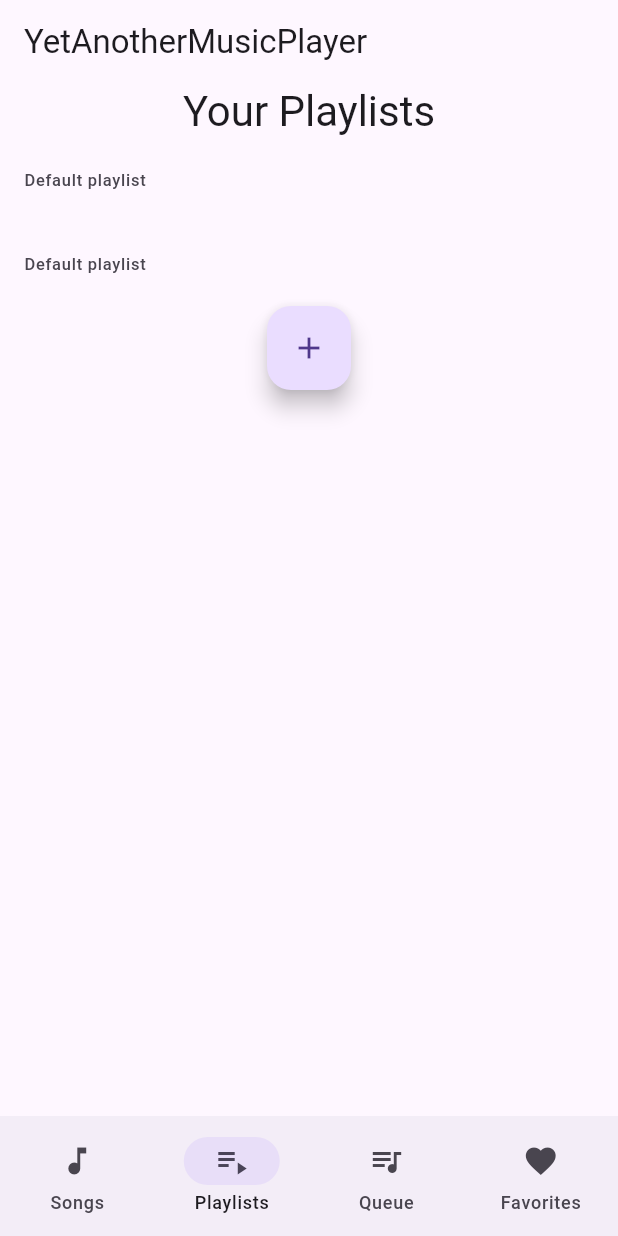
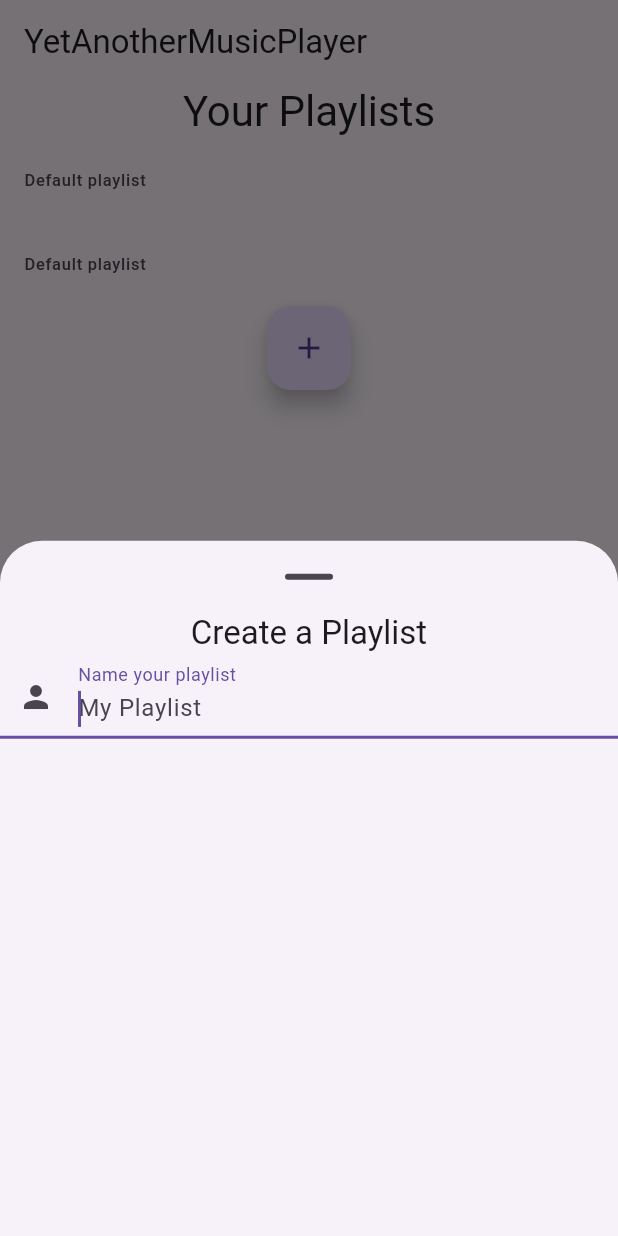
Before and after one commit to Celllier/YAMP, a Flutter app: the screen it shows after launch, item 2 of the bottom bar chosen, after a tap on the "add" icon, on a phone screen of 412 x 824 dp. Run offline on Flutter 3.47's test engine with Material 3 defaults, Android fonts, the phone set to English and light mode, and no system bars; our stand-ins replace audioplayers, sqflite, sqflite_common_ffi; missing offline and left inert: audio_metadata_reader; accounts and stored records are empty; statements that could not run were skipped.

Commit message:
show modal on playlist create

```diff
--- a/lib/data/favorite.dart
+++ b/lib/data/favorite.dart
@@ -8,15 +8,13 @@ import 'song.dart';
 class FavoriteModel extends ChangeNotifier {
 
   FavoriteModel({required this._songRepository}) {
-    loadDatabaseFavorites();
+    _loadDatabaseFavorites();
   }
 
   final SongRepository _songRepository;
-  //final SongModel songModel;
 
-  List<Song> _favorites = [];
 
-  Set<int> favoriteIds = Set();
+  Set<int> favoriteIds = {};
 
 
   // change param to id
@@ -28,7 +26,7 @@ class FavoriteModel extends ChangeNotifier {
     notifyListeners();
   }
 
-  void loadDatabaseFavorites() async {
+  void _loadDatabaseFavorites() async {
     favoriteIds = await _songRepository.fetchFavoritesIds();
   }
 
--- /dev/null
+++ b/lib/data/playlist.dart
@@ -0,0 +1,46 @@
+import 'dart:collection';
+import 'package:flutter/material.dart';
+import 'package:yamp/data/songRepository.dart';
+
+import 'song.dart';
+
+class Playlist extends ChangeNotifier {
+
+  final Queue<Song> _queue = Queue();
+
+  final String _name = "Default playlist";
+
+  void add(Song song) {
+    _queue.add(song);
+    notifyListeners();
+  }
+
+  void remove(Song song) {
+    _queue.remove(song);
+    notifyListeners();
+  }
+
+  String get name => _name;
+}
+
+
+
+class PlaylistModel extends ChangeNotifier {
+
+  PlaylistModel({required this._songRepository}) {
+    _loadDatabasePlaylists();
+  }
+
+  final SongRepository _songRepository;
+
+  Future<void> _loadDatabasePlaylists() async {
+
+  }
+
+  final List<Playlist> _loadedPlaylists = [
+    Playlist(),
+    Playlist(),
+  ];
+
+  List<Playlist> get playlists => _loadedPlaylists;
+}
--- a/lib/data/song.dart
+++ b/lib/data/song.dart
@@ -77,28 +77,6 @@ class Song {
 }
 
 
-class Playlist extends ChangeNotifier {
-
-  final Queue<Song> _queue = Queue();
-
-  final String _name = "Default playlist";
-
-  void add(Song song) {
-    _queue.add(song);
-    notifyListeners();
-  }
-
-  void remove(Song song) {
-    _queue.remove(song);
-    notifyListeners();
-  }
-
-  String get name => _name;
-}
-
-
-
-
 class SongModel extends ChangeNotifier {
 
   SongModel({required this._songRepository}) {
@@ -108,15 +86,6 @@ class SongModel extends ChangeNotifier {
   final SongRepository _songRepository;
 
   List<Song> _loadedSongs = [];
-
-  // need playlist loader
-  final List<Playlist> _loadedPlaylists = [
-    Playlist(),
-    Playlist(),
-  ];
-
-  List<Playlist> get playlists => _loadedPlaylists;
-
 
   Future<void> _loadSongs() async {
     _loadedSongs = await _songRepository.loadSongs();
--- a/lib/main.dart
+++ b/lib/main.dart
@@ -7,7 +7,7 @@ import 'screens/navigation.dart';
 import 'data/favorite.dart';
 import 'data/songPlayer.dart';
 import 'data/songRepository.dart';
-
+import 'data/playlist.dart';
 
 import 'data/databaseBuilder.dart';
 
@@ -25,6 +25,7 @@ void main() async {
         providers: [
           ChangeNotifierProvider<SongModel>(create: (context) => SongModel(songRepository: songRepository)),
           ChangeNotifierProvider<FavoriteModel>(create: (context) => FavoriteModel(songRepository: songRepository)),
+          ChangeNotifierProvider<PlaylistModel>(create: (context) => PlaylistModel(songRepository: songRepository)),
           ChangeNotifierProvider<SongPlayer>(create: (context) => SongPlayer()),
         ],
         child: const MainApp(),
--- a/lib/screens/playlist.dart
+++ b/lib/screens/playlist.dart
@@ -1,9 +1,11 @@
 
 import 'package:flutter/material.dart';
+import 'package:provider/provider.dart';
 import 'package:yamp/screens/navigation.dart';
 import 'common.dart';
 
 import '../data/song.dart';
+import '../data/playlist.dart';
 
 class PlaylistListingPage extends StatelessWidget {
 
@@ -21,17 +23,44 @@ class PlaylistListingPage extends StatelessWidget {
             style: TextTheme.of(context).headlineMedium,
           ),
 
-          ListView(
-            scrollDirection: Axis.vertical,
-            shrinkWrap: true,
-            children: [
-              for (final playlist in songModel.playlists)
-                _buildPlayListTile(playlist)
-            ],
+          Consumer<PlaylistModel>(
+            builder: (context, playlistModel, child) => ListView(
+              scrollDirection: Axis.vertical,
+              shrinkWrap: true,
+              children: [
+                for (final playlist in playlistModel.playlists)
+                  _buildPlayListTile(playlist)
+              ],
+            ),
           ),
 
           FloatingActionButton(
-            onPressed: () {},
+            onPressed: () {
+              showModalBottomSheet(
+                context: context,
+                isDismissible: true,
+                showDragHandle: true,
+                builder: (context) =>
+                  Center(
+                    child: Column(
+                      children: [
+                        Text(
+                          'Create a Playlist',
+                          style: TextTheme.of(context).titleLarge,
+                        ),
+                        TextField(
+                          autofocus: true,
+                          decoration: InputDecoration(
+                            prefixIcon: Icon(Icons.person),
+                            labelText: 'Name your playlist',
+                            hintText: 'My Playlist',
+                          ),
+                        )
+                      ],
+                    ),
+                  )
+              );
+            },
             child: Icon(Icons.add),
           )
         ],
```
